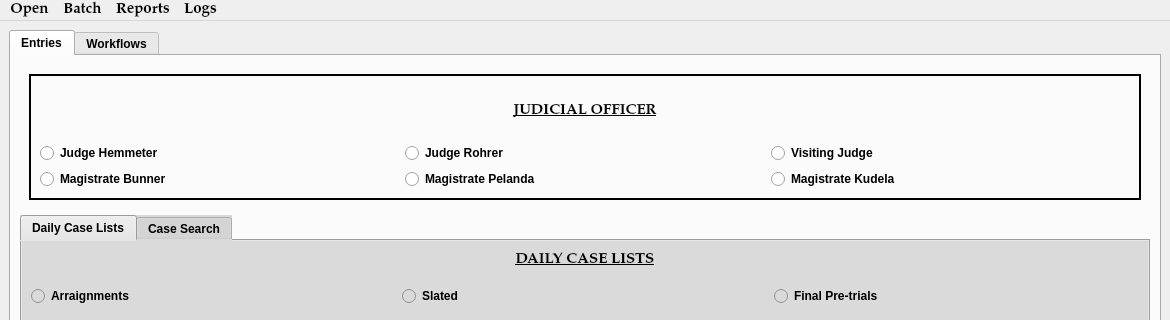
HunterProgram22/MuniEntry, file munientry/views/ui/MainWindow.ui: the form before one commit; both pictures show x 0 to 1170 and y 0 to 320 of the 1170 by 906 pixel window.
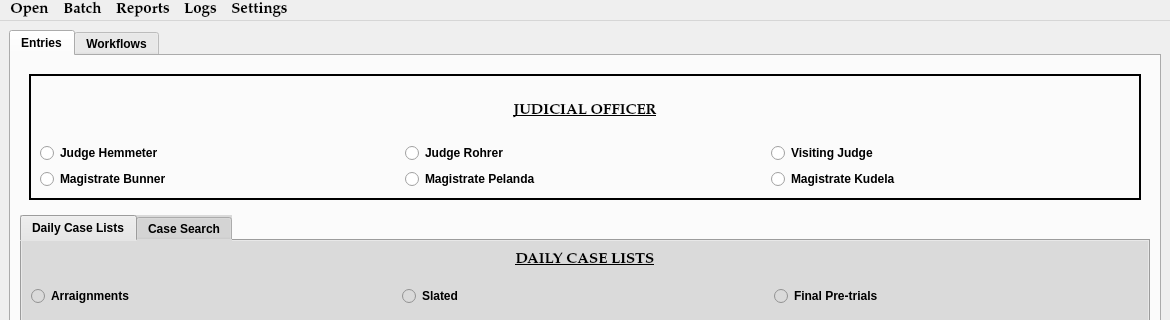
The form after the commit. Custom widgets are drawn as their Qt base class.

Commit message: Added workflow settings menu.

```diff
--- a/munientry/views/ui/MainWindow.ui
+++ b/munientry/views/ui/MainWindow.ui
@@ -1565,10 +1565,17 @@
     <addaction name="actionDriving_Privileges_Folder"/>
     <addaction name="actionScheduling_Entries_Folder"/>
    </widget>
+   <widget class="QMenu" name="menuSettings">
+    <property name="title">
+     <string>Settings</string>
+    </property>
+    <addaction name="actionWorkflow"/>
+   </widget>
    <addaction name="menuOpen"/>
    <addaction name="menuBatch"/>
    <addaction name="menuReports"/>
    <addaction name="menuLogs"/>
+   <addaction name="menuSettings"/>
   </widget>
   <widget class="QStatusBar" name="statusbar"/>
   <action name="actionOpen_Current_Log">
```
Left out of the diff: 5 changed lines with no effect on the pictures. The commit also changes 5 other files.
